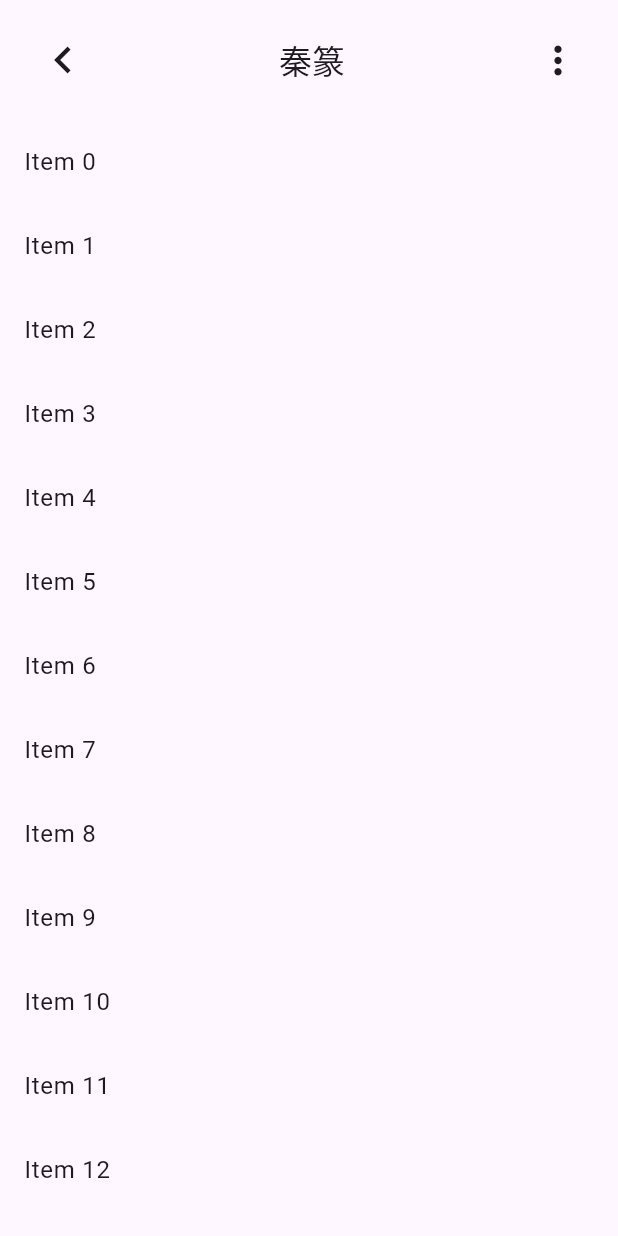
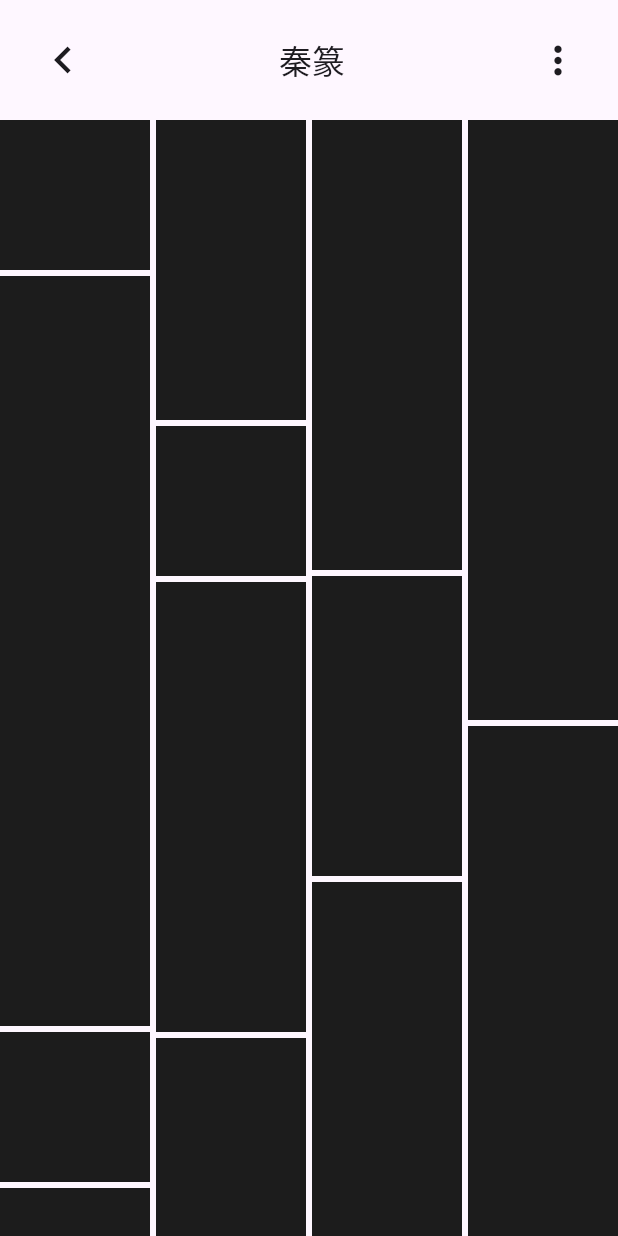
Before and after one commit to lljl500220/QinChat_flutter, a Flutter app: the screen it shows after launch, after a tap on an icon or button, on a phone screen of 412 x 824 dp. Run offline on Flutter 3.47's test engine with Material 2 defaults, Android fonts, the phone set to English and light mode, and no system bars; network calls fail.

Commit message:
瀑布流

```diff
--- a/lib/components/room_list_item.dart
+++ b/lib/components/room_list_item.dart
@@ -123,6 +123,6 @@ class _RoomListItem extends State<RoomListItem> {
 }
 
 void _navigateToChatDetail(BuildContext context, Room friend) {
-  Navigator.of(context).push(SlideRightRoute(page: ChangeNotifierProvider<Room>.value(
+  Navigator.of(context).push(ScaleAndSlideRoute(page: ChangeNotifierProvider<Room>.value(
       value: friend, child: FriendChatPage(friend: friend))));
 }
--- a/lib/pages/friend_chat_page.dart
+++ b/lib/pages/friend_chat_page.dart
@@ -1,6 +1,9 @@
+import 'dart:math';
+
 import 'package:flutter/material.dart';
 import 'package:provider/provider.dart';
 import 'package:qin_chat_flutter/states/room_state.dart';
+import 'package:flutter_staggered_grid_view/flutter_staggered_grid_view.dart';
 
 class FriendChatPage extends StatelessWidget {
   final Room friend;
@@ -9,8 +12,7 @@ class FriendChatPage extends StatelessWidget {
 
   @override
   Widget build(BuildContext context) {
-    return Consumer<Room>(
-      builder: (context,friend,child){
+    return Consumer<Room>(builder: (context, friend, child) {
       return Scaffold(
         appBar: AppBar(
           automaticallyImplyLeading: false,
@@ -42,16 +44,26 @@ class FriendChatPage extends StatelessWidget {
             ],
           ),
         ),
-          body: ListView.builder(
-            itemCount: 30,
+        //我需要在body中使用一个瀑布流布局
+        body: MasonryGridView.count(
+          crossAxisCount: 4,
+          mainAxisSpacing: 4,
+          crossAxisSpacing: 4,
           itemBuilder: (context, index) {
-              return ListTile(
-                title: Text('Item $index'),
+            Color color = Color.fromARGB(
+              255,
+              Random().nextInt(256),
+              Random().nextInt(256),
+              Random().nextInt(256),
+            );
+
+            return Container(
+              height: (index % 5 + 1) * 100.0, // 定义方块的高度
+              color: color,
             );
           },
         ),
       );
-      }
-    );
+    });
   }
 }
--- a/lib/routes/slide_right_route.dart
+++ b/lib/routes/slide_right_route.dart
@@ -1,21 +1,30 @@
-//我需要在这个类中实现一个flutter的路由，这个路由是一个滑动路由，这个路由的动画是从右边滑动到左边，这个路由的动画时间是300毫秒
+//实现一个flutter的路由，这个路由是一个滑动路由，这个路由的动画是从下滑动到上，这个路由的动画时间是300毫秒
 
 import 'package:flutter/cupertino.dart';
 
-class SlideRightRoute extends PageRouteBuilder {
+class ScaleAndSlideRoute extends PageRouteBuilder {
   final Widget page;
-  SlideRightRoute({required this.page})
+
+  ScaleAndSlideRoute({required this.page})
       : super(
     transitionDuration: const Duration(milliseconds: 300),
     pageBuilder: (context, animation, secondaryAnimation) => page,
     transitionsBuilder:
         (context, animation, secondaryAnimation, child) {
-              var tween = Tween(begin: const Offset(1, 0), end: Offset.zero);
+      // Tween for offset animation
+          var scaleTween = Tween(begin: 0.0, end: 1.0);
+
+          // Using CurveTween to adjust animation's curve
           var curveTween = CurveTween(curve: Curves.easeInOut);
-              var offsetAnimation = animation.drive(curveTween).drive(tween);
-              return SlideTransition(
-                position: offsetAnimation,
+
+          // Driving the tween with the animation
+          var scaleAnimation = animation.drive(curveTween).drive(scaleTween);
+
+          return ScaleTransition(
+            scale: scaleAnimation,
             child: child,
+            alignment: Alignment.center,
           );
-            });
+    },
+  );
 }
--- a/pubspec.yaml
+++ b/pubspec.yaml
@@ -39,6 +39,7 @@ dependencies:
   english_words: ^4.0.0
   rxdart: ^0.27.7
   shared_preferences: ^2.2.1
+  flutter_staggered_grid_view: ^0.7.0
 
 dev_dependencies:
   flutter_test:
```
Also changed, not shown: pubspec.lock. Lines whose indentation alone changed are shown as unchanged.
